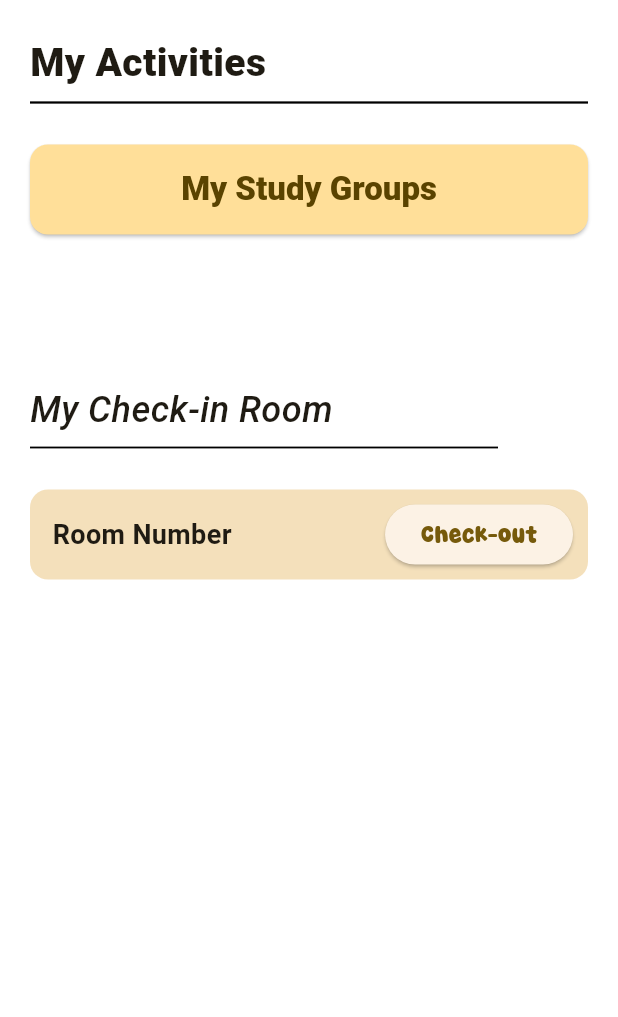
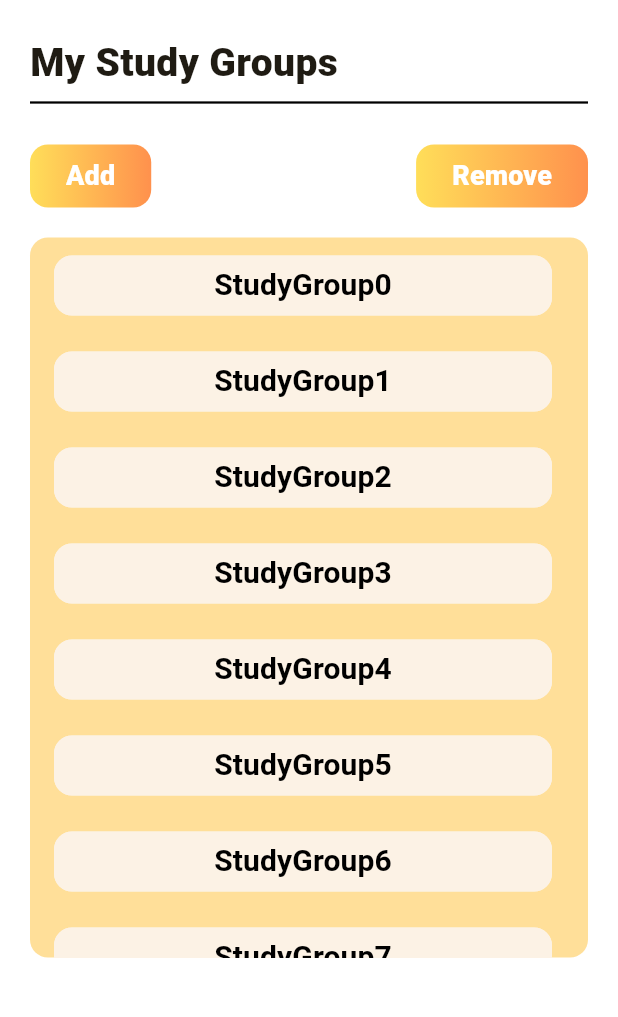
Before and after one commit to youpeevedbro/study-buddy-app, a Flutter app: the MyActivitiesPage screen opened by its route, after a tap on "My Study Groups", on a phone screen of 412 x 824 dp, the part 145-1162 px from its top. Run offline on Flutter 3.47's test engine with Material 3 defaults, Android fonts, the phone set to English and light mode, and no system bars; our stand-ins replace flutter_secure_storage, package_info_plus; missing offline and left inert: auth0_flutter; accounts and stored records are empty.

Commit message:
My Study Groups Page UI

```diff
--- a/lib/main.dart
+++ b/lib/main.dart
@@ -3,6 +3,7 @@ import 'screens/landing.dart';
 import 'screens/dashboard.dart';
 import 'screens/profile.dart';
 import 'screens/activities.dart';
+import 'screens/my_studygroups.dart';
 
 void main() {
   WidgetsFlutterBinding.ensureInitialized();
@@ -30,6 +31,7 @@ class StudyBuddyApp extends StatelessWidget {
         '/dashboard' : (_) => const Dashboard(),
         '/profile'   : (_) => const UserProfilePage(),
         '/activities' : (_) => const MyActivitiesPage(),
+        '/mystudygroups' : (_) => const MyStudyGroupsPage(),
       },
     );
   }
--- a/lib/screens/activities.dart
+++ b/lib/screens/activities.dart
@@ -13,7 +13,7 @@ class _MyActivitiesPageState extends State<MyActivitiesPage> {
   void _checkOutRoom() {
     setState(() {
       _userCheckedIn = false;
-      //check user out of room
+      //Remove User from Room
     });
   }
 
@@ -61,7 +61,9 @@ class _MyActivitiesPageState extends State<MyActivitiesPage> {
               ),
               SizedBox(height: 20),
               ElevatedButton(
-                onPressed: () {},
+                onPressed: () {
+                  Navigator.pushNamed(context, '/mystudygroups'); // <-- go to My Study Groups
+                },
                 style: ElevatedButton.styleFrom(
                   backgroundColor: theme.colorScheme.primaryContainer,
                   foregroundColor: theme.colorScheme.onPrimaryContainer,
--- /dev/null
+++ b/lib/screens/my_studygroups.dart
@@ -0,0 +1,140 @@
+import 'package:flutter/material.dart';
+import 'package:study_buddy/components/grad_button.dart';
+
+//TEMPORARY: FOR DUMMY DATA
+class StudyGroup{
+  final String groupName;
+
+  const StudyGroup({
+    required this.groupName
+  });
+}
+
+
+
+class MyStudyGroupsPage extends StatefulWidget{
+  const MyStudyGroupsPage({super.key});
+
+  @override
+  State<MyStudyGroupsPage> createState() => _MyStudyGroupsPageState();
+}
+
+class _MyStudyGroupsPageState extends State<MyStudyGroupsPage> {
+  //DUMMY DATA
+  List <StudyGroup> groups = List.generate(10, (int index) => StudyGroup(groupName: 'StudyGroup$index'));
+
+
+  @override
+  Widget build(BuildContext context) {
+    final theme = Theme.of(context);
+
+    return Scaffold(
+      appBar: AppBar(
+        leading: IconButton(
+          icon: Transform.translate(
+            offset: const Offset(3.0, 0),
+            child: const Icon(Icons.arrow_back_ios, color: Colors.black),
+          ),
+          onPressed: () => Navigator.pop(context), // back to Dashboard
+        ),
+        toolbarHeight: 100,
+        title: const Text("Study Buddy"),
+        centerTitle: true,
+        backgroundColor: theme.scaffoldBackgroundColor,
+        foregroundColor: Colors.black,
+        titleTextStyle: const TextStyle(
+          fontFamily: 'BrittanySignature',
+          fontSize: 40,
+          fontWeight: FontWeight.w500,
+          color: Colors.black,
+        ),
+      ),
+      body: SafeArea(
+        child: Container(
+          margin: EdgeInsets.all(20),
+          child: Column(
+            crossAxisAlignment: CrossAxisAlignment.stretch,
+            children: [
+              const Text(
+                "My Study Groups",
+                style: TextStyle(
+                    fontSize: 26.0,
+                    fontWeight: FontWeight.w900,
+                )
+              ),
+              const Divider(
+                thickness: 1.5,
+                color: Colors.black,
+              ),
+              SizedBox(height: 20),
+              Row(
+                mainAxisAlignment: MainAxisAlignment.spaceBetween,
+                children: [
+                  GradientButton(
+                    onPressed: () {},
+                    borderRadius: BorderRadius.circular(12),
+                    child: const Text(
+                      "Add",
+                      style: TextStyle(
+                        color: Colors.white,
+                        fontWeight: FontWeight.w800,
+                        fontSize: 18
+                        ),
+                    )
+                  ),
+                  GradientButton(
+                    onPressed: () {},
+                    borderRadius: BorderRadius.circular(12),
+                    child: const Text(
+                      "Remove",
+                      style: TextStyle(
+                        color: Colors.white,
+                        fontWeight: FontWeight.w800,
+                        fontSize: 18
+                        )
+                    )
+                  ),
+                ],
+              ),
+              SizedBox(height: 20),
+              Container(
+                decoration: BoxDecoration(
+                  color: theme.colorScheme.primaryContainer,
+                  borderRadius: BorderRadius.circular(12),
+                ),
+                height: 480,
+                child: ListView.builder(
+                  itemCount: groups.length,
+                  itemBuilder: (BuildContext context, int index) {
+                    return ListTile(
+                      title: OutlinedButton(
+                        style: OutlinedButton.styleFrom(
+                          shape: RoundedRectangleBorder(
+                            borderRadius: BorderRadius.circular(12)
+                          ),
+                          side: BorderSide(
+                            color: theme.colorScheme.surfaceContainerLow
+                          ),
+                          backgroundColor: theme.colorScheme.surfaceContainerLow,
+                        ),
+                        onPressed: () {},
+                        child: Text(
+                          groups[index].groupName,
+                          style: TextStyle(
+                            color: Colors.black,
+                            fontSize: 20,
+                            fontWeight: FontWeight.bold
+                          )
+                        ),
+                      )
+                    );
+                  }
+                ),
+              )
+            ],
+          )
+        )
+      )
+    );
+  }
+}
```
